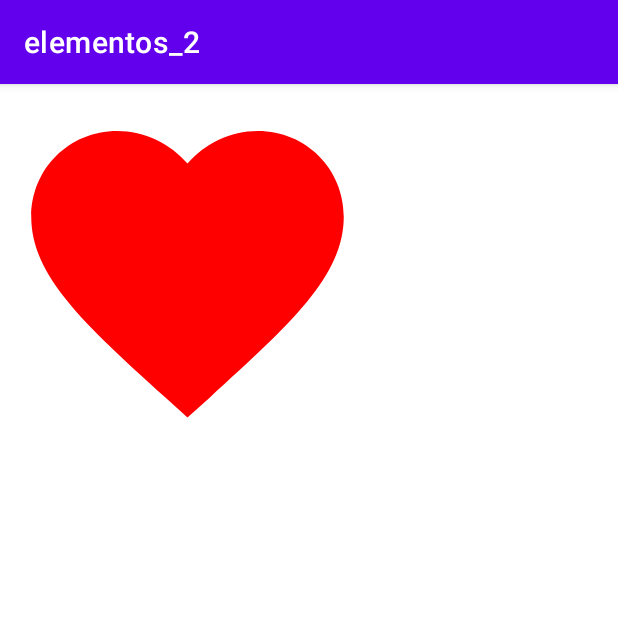
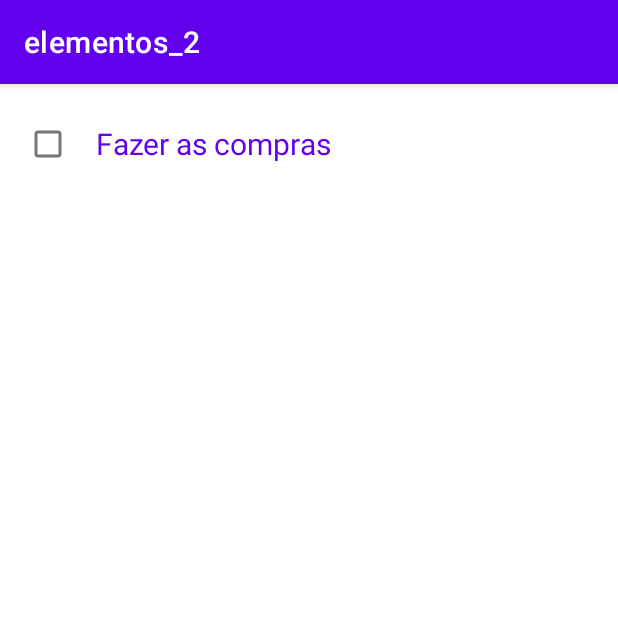
Before and after one commit to rainerramos/elementos_2, an Android app: the screen it shows after launch (MainActivity), on a phone screen of 412 x 824 dp, the top half of it. Run offline under Robolectric (Android 15) with nearby library versions, the phone set to English and light mode, and no system bars.

```diff
--- a/app/src/main/res/layout/activity_main.xml
+++ b/app/src/main/res/layout/activity_main.xml
@@ -7,12 +7,14 @@
     android:orientation="vertical"
     tools:context=".MainActivity">
 
-    <ImageView
-        android:src="@drawable/ic_favorite"
-        android:layout_width="250dp"
-        android:layout_height="250dp" />
-
-    //por ser uma imagem vetorizada, o ImageView não distorce.
-    //No ImageView, eu posso usar uma margem, um alinhamento tb, etc..
+    <CheckBox
+        android:layout_width="wrap_content"
+        android:layout_height="wrap_content"
+        android:textColor="@color/purple_500"
+        android:gravity="center"
+        android:textSize="20sp"
+        android:layout_margin="16dp"
+        android:paddingStart="16dp"
+        android:text="Fazer as compras" />
 
 </LinearLayout>
```
